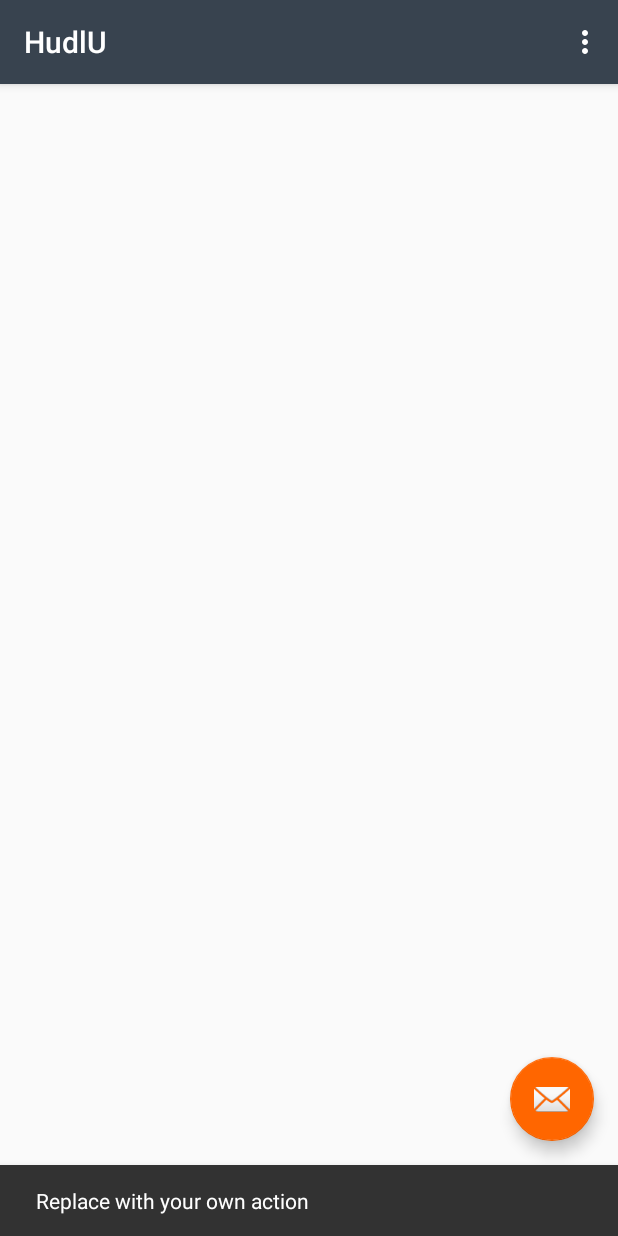
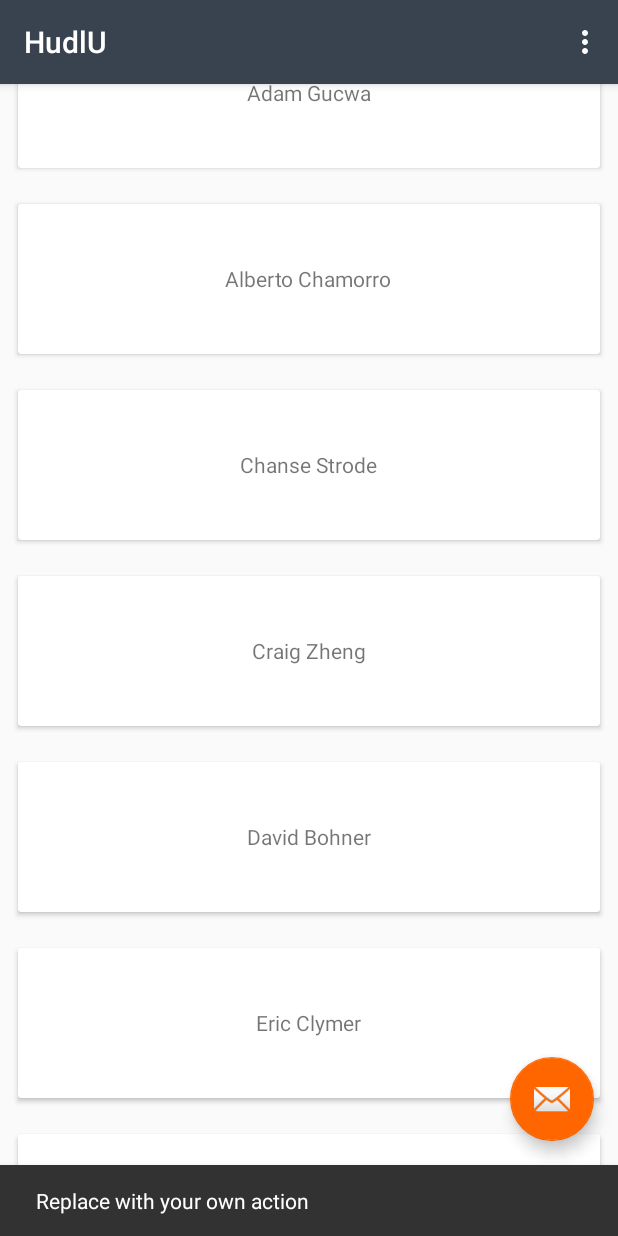
Before and after one commit to aichamorro/HudlU, an Android app: the screen it shows after launch (MainActivity), after a tap on an icon or button, on a phone screen of 412 x 824 dp. Run offline under Robolectric (Android 15) with nearby library versions, the phone set to English and light mode, and no system bars.

```diff
--- a/app/src/main/java/chamorro/alberto/hudlu/MainActivity.java
+++ b/app/src/main/java/chamorro/alberto/hudlu/MainActivity.java
@@ -16,7 +16,12 @@ public class MainActivity extends AppCompatActivity {
     private RecyclerView _recyclerView;
     private RecyclerView.Adapter _recyclerViewAdapter;
     private RecyclerView.LayoutManager _recyclerViewLayoutManager;
-
+    private final String[] _dataSet = new String[]{
+            "Adam Gucwa", "Alberto Chamorro", "Chanse Strode", "Craig Zheng",
+            "David Bohner", "Eric Clymer", "Jessica Hoffman", "Jon Evans",
+            "Jordan Degner", "Mitchel Pigsley", "Peter Yasi",
+            "Seth Prauner", "Sue Yi", "Zach Ramaekers", "Mike Isman", "Josh Cox"
+    };
     @Override
     protected void onCreate(Bundle savedInstanceState) {
         super.onCreate(savedInstanceState);
@@ -29,6 +34,9 @@ public class MainActivity extends AppCompatActivity {
 
         _recyclerViewLayoutManager = new LinearLayoutManager(this);
         _recyclerView.setLayoutManager(_recyclerViewLayoutManager);
+
+        _recyclerViewAdapter = new MyRecyclerViewAdapter(this, _dataSet);
+        _recyclerView.setAdapter(_recyclerViewAdapter);
 
         FloatingActionButton fab = (FloatingActionButton) findViewById(R.id.fab);
         fab.setOnClickListener(new View.OnClickListener() {
--- a/app/src/main/res/layout/my_card_view.xml
+++ b/app/src/main/res/layout/my_card_view.xml
@@ -1,5 +1,5 @@
 <?xml version="1.0" encoding="utf-8"?>
-<CardView xmlns:android="http://schemas.android.com/apk/res/android"
+<android.support.v7.widget.CardView xmlns:android="http://schemas.android.com/apk/res/android"
     android:layout_width="match_parent" android:layout_height="100dp"
     android:layout_gravity="center" android:layout_margin="12dp">
 
@@ -10,4 +10,4 @@
         android:layout_gravity="center"
         android:text="TEST" />
 
-</CardView>
+</android.support.v7.widget.CardView>
```
